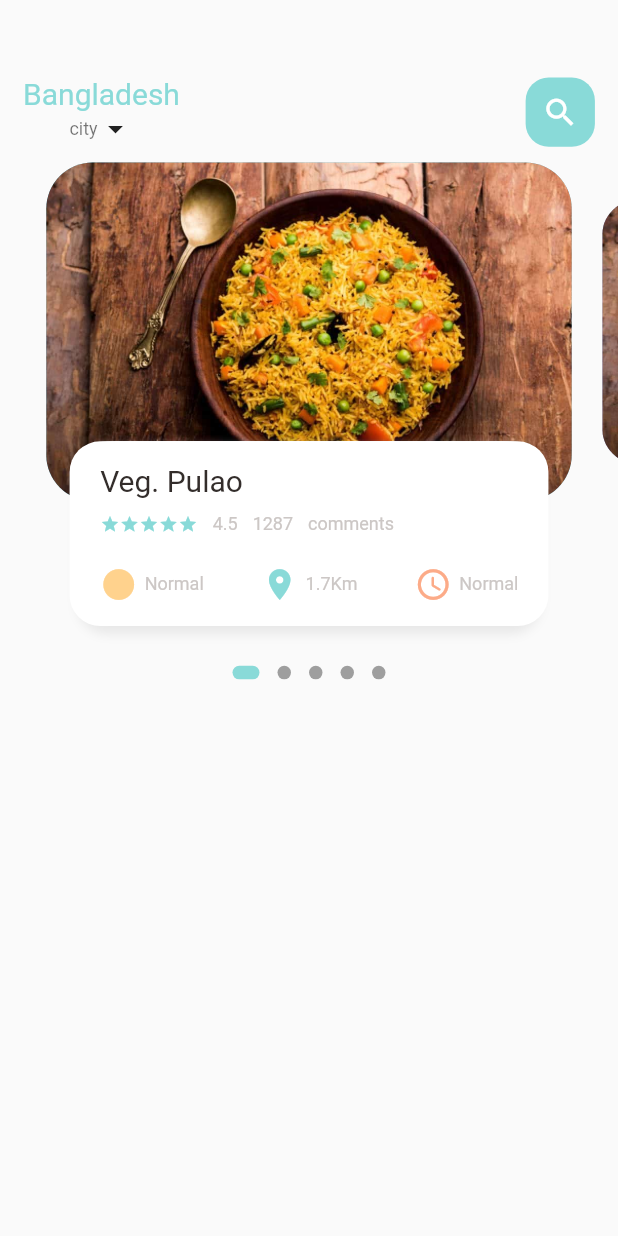
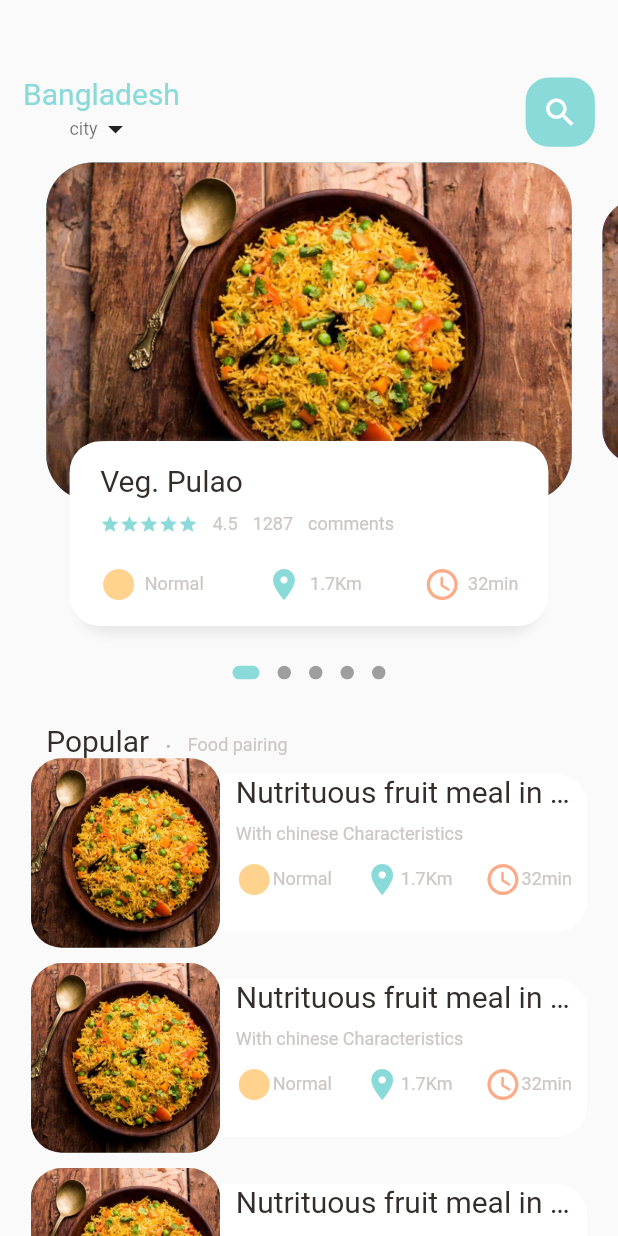
Before and after one commit to AdityaVerma32/E-Commerce-App, a Flutter app: the screen it shows after launch, on a phone screen of 412 x 824 dp. Run offline on Flutter 3.47's test engine with Material 2 defaults, Android fonts, the phone set to English and light mode, and no system bars; drawn by our look-alikes of dots_indicator; our stand-ins replace get; missing offline and left inert: dart:ffi.

Commit message:
Home Page Completed

```diff
--- a/lib/home/food_page_body.dart
+++ b/lib/home/food_page_body.dart
@@ -8,6 +8,7 @@ import 'package:flutter/cupertino.dart';
 import 'package:flutter/gestures.dart';
 import 'package:flutter/material.dart';
 import 'package:flutter/src/widgets/container.dart';
+
 import 'package:flutter/src/widgets/framework.dart';
 
 class FoodPageBody extends StatefulWidget {
@@ -63,8 +64,112 @@ class FoodPageBodyState extends State<FoodPageBody> {
               activeSize: const Size(18.0, 9.0),
               activeShape: RoundedRectangleBorder(
                   borderRadius: BorderRadius.circular(5.0)),
+            )),
+// Popular text
+        SizedBox(height: Dimensions.height20),
+        Container(
+          margin: EdgeInsets.only(left: Dimensions.width30),
+          child: Row(
+            crossAxisAlignment: CrossAxisAlignment.end,
+            children: [
+              BigText(text: "Popular"),
+              SizedBox(
+                width: Dimensions.width10,
               ),
+              Container(
+                  margin: const EdgeInsets.only(bottom: 3),
+                  child: BigText(
+                    text: ".",
+                    color: Colors.black26,
+                  )),
+              SizedBox(
+                width: Dimensions.width10,
+              ),
+              Container(
+                margin: const EdgeInsets.only(bottom: 2),
+                child: SmallText(text: "Food pairing"),
               )
+            ],
+          ),
+        ),
+        ListView.builder(
+            shrinkWrap: true,
+            physics: NeverScrollableScrollPhysics(),
+            //physics: AlwaysScrollableScrollPhysics(),
+            //parent container of a listviewbuilder should have a height If we remove that it will give an error
+            itemCount: 10,
+            itemBuilder: (context, index) {
+              return Container(
+                margin: EdgeInsets.only(
+                    bottom: Dimensions.height10,
+                    left: Dimensions.width20,
+                    right: Dimensions.width20),
+                child: Row(
+                  children: [
+                    Container(
+                      width: Dimensions.listViewImgSize,
+                      height: Dimensions.listViewImgSize,
+                      decoration: BoxDecoration(
+                          borderRadius:
+                              BorderRadius.circular(Dimensions.radius20),
+                          color: Colors.white38,
+                          image: DecorationImage(
+                              fit: BoxFit.cover,
+                              image: AssetImage("assets/Images/pulao.jpg"))),
+                    ),
+                    //Text Section
+                    Expanded(
+                      child: Container(
+                        height: Dimensions.listViewTextContSize,
+                        decoration: BoxDecoration(
+                            color: Colors.white,
+                            borderRadius: BorderRadius.only(
+                              topRight: Radius.circular(Dimensions.radius20),
+                              bottomRight: Radius.circular(Dimensions.radius20),
+                            )),
+                        child: Padding(
+                          padding: EdgeInsets.only(
+                              right: Dimensions.height10,
+                              left: Dimensions.width10),
+                          child: Column(
+                              crossAxisAlignment: CrossAxisAlignment.start,
+                              children: [
+                                BigText(text: "Nutrituous fruit meal in china"),
+                                SizedBox(height: Dimensions.height10),
+                                SmallText(text: "With chinese Characteristics"),
+                                SizedBox(height: Dimensions.height10),
+                                Row(
+                                  mainAxisAlignment:
+                                      MainAxisAlignment.spaceBetween,
+                                  children: [
+                                    IconAndTextWidget(
+                                      icon: Icons.circle_sharp,
+                                      text: "Normal",
+                                      iconColor: AppColors.iconColor1,
+                                      space: 0,
+                                    ),
+                                    IconAndTextWidget(
+                                      icon: Icons.location_on,
+                                      text: "1.7Km",
+                                      iconColor: AppColors.mainColor,
+                                      space: 0,
+                                    ),
+                                    IconAndTextWidget(
+                                      icon: Icons.access_time_rounded,
+                                      text: "32min",
+                                      iconColor: AppColors.iconsColor2,
+                                      space: 0,
+                                    )
+                                  ],
+                                )
+                              ]),
+                        ),
+                      ),
+                    ),
+                  ],
+                ),
+              );
+            })
       ],
     );
   }
@@ -101,6 +206,7 @@ class FoodPageBodyState extends State<FoodPageBody> {
     return Transform(
       transform: matrix,
       child: Stack(children: [
+// Dish Photo
         Container(
             height: Dimensions.pageViewContainer,
             margin: EdgeInsets.only(
@@ -133,6 +239,7 @@ class FoodPageBodyState extends State<FoodPageBody> {
               child: Container(
                 padding: EdgeInsets.only(
                     left: Dimensions.height15, right: 15, top: 15),
+// Dish Name
                 child: Column(
                     crossAxisAlignment: CrossAxisAlignment.start,
                     children: [
@@ -175,6 +282,7 @@ class FoodPageBodyState extends State<FoodPageBody> {
                       SizedBox(
                         height: Dimensions.height20,
                       ),
+// Icons
                       Row(
                         mainAxisAlignment: MainAxisAlignment.spaceBetween,
                         children: [
@@ -188,7 +296,7 @@ class FoodPageBodyState extends State<FoodPageBody> {
                               iconColor: AppColors.mainColor),
                           IconAndTextWidget(
                               icon: Icons.access_time_rounded,
-                              text: "Normal",
+                              text: "32min",
                               iconColor: AppColors.iconsColor2)
                         ],
                       )
--- a/lib/home/main_food_page.dart
+++ b/lib/home/main_food_page.dart
@@ -20,8 +20,8 @@ class MainFoodPage extends StatefulWidget {
 class _MainFoodPageState extends State<MainFoodPage> {
   @override
   Widget build(BuildContext context) {
-    print(
-        "Current heigaht is " + MediaQuery.of(context).size.height.toString());
+    print("Current height is " + MediaQuery.of(context).size.height.toString());
+    print("Current width is " + MediaQuery.of(context).size.width.toString());
     return Scaffold(
       body: Column(
         children: [
@@ -30,6 +30,8 @@ class _MainFoodPageState extends State<MainFoodPage> {
               margin: EdgeInsets.only(top: Dimensions.height50),
               padding: EdgeInsets.only(
                   left: Dimensions.width15, right: Dimensions.width15),
+
+// App Bar
               child: Row(
                 mainAxisAlignment: MainAxisAlignment.spaceBetween,
                 children: [
@@ -70,7 +72,7 @@ class _MainFoodPageState extends State<MainFoodPage> {
           SizedBox(
             height: 10,
           ),
-          FoodPageBody()
+          Expanded(child: SingleChildScrollView(child: FoodPageBody()))
         ],
       ),
     );
--- a/lib/utils/dimensions.dart
+++ b/lib/utils/dimensions.dart
@@ -30,4 +30,8 @@ class Dimensions {
 
   static double iconsize24 =
       screenHeight / 33.45; // 803/24 24 is the default size of icon
+
+  // List View size
+  static double listViewTextContSize = screenWidth / 3.92; // 392/100
+  static double listViewImgSize = screenWidth / 3.26; // 392/120
 }
--- a/lib/widgets/big_text.dart
+++ b/lib/widgets/big_text.dart
@@ -8,7 +8,7 @@ import 'package:flutter/src/widgets/framework.dart';
 class BigText extends StatelessWidget {
   Color? color;
   final String text;
-  double size = 0;
+  double size;
   TextOverflow overFlow;
 
   BigText(
--- a/lib/widgets/icon_and_text_widget.dart
+++ b/lib/widgets/icon_and_text_widget.dart
@@ -8,14 +8,15 @@ import 'package:flutter/src/widgets/framework.dart';
 class IconAndTextWidget extends StatelessWidget {
   final IconData icon;
   final String text;
-
+  final double space;
   final Color iconColor;
 
   const IconAndTextWidget(
       {super.key,
       required this.icon,
       required this.text,
-      required this.iconColor});
+      required this.iconColor,
+      this.space = 5});
 
   @override
   Widget build(BuildContext context) {
@@ -26,9 +27,7 @@ class IconAndTextWidget extends StatelessWidget {
           color: iconColor,
           size: Dimensions.iconsize24,
         ),
-        SizedBox(
-          width: 5,
-        ),
+        SizedBox(width: space),
         SmallText(
           text: text,
         )
```
Lines whose indentation alone changed are shown as unchanged.
